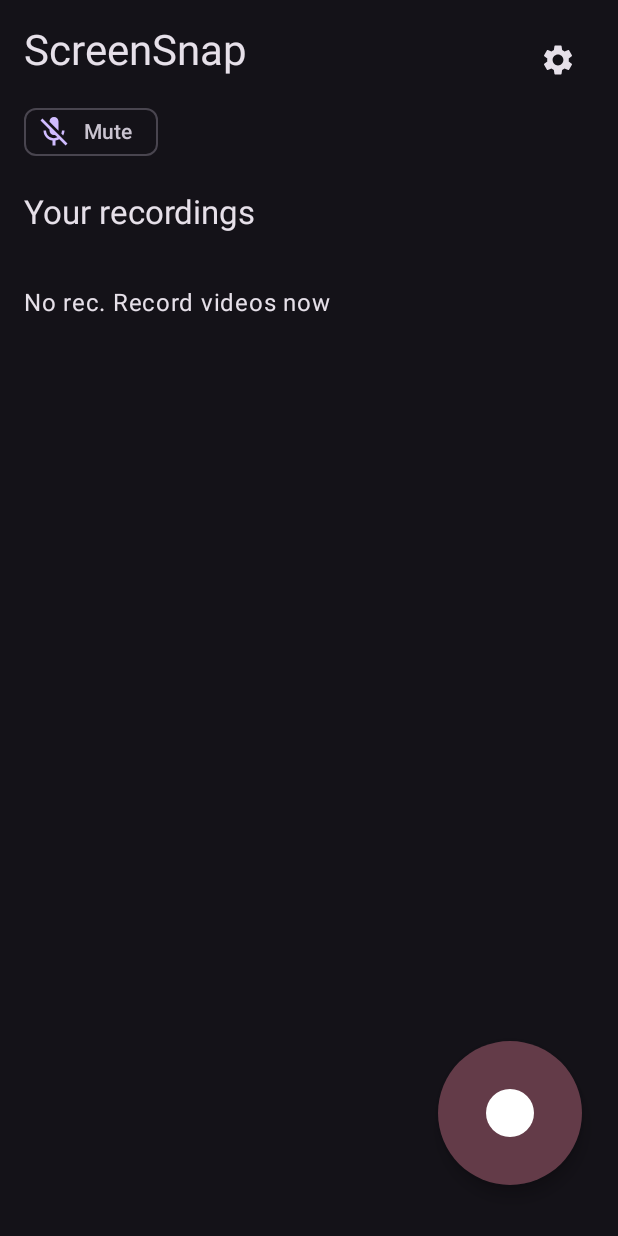
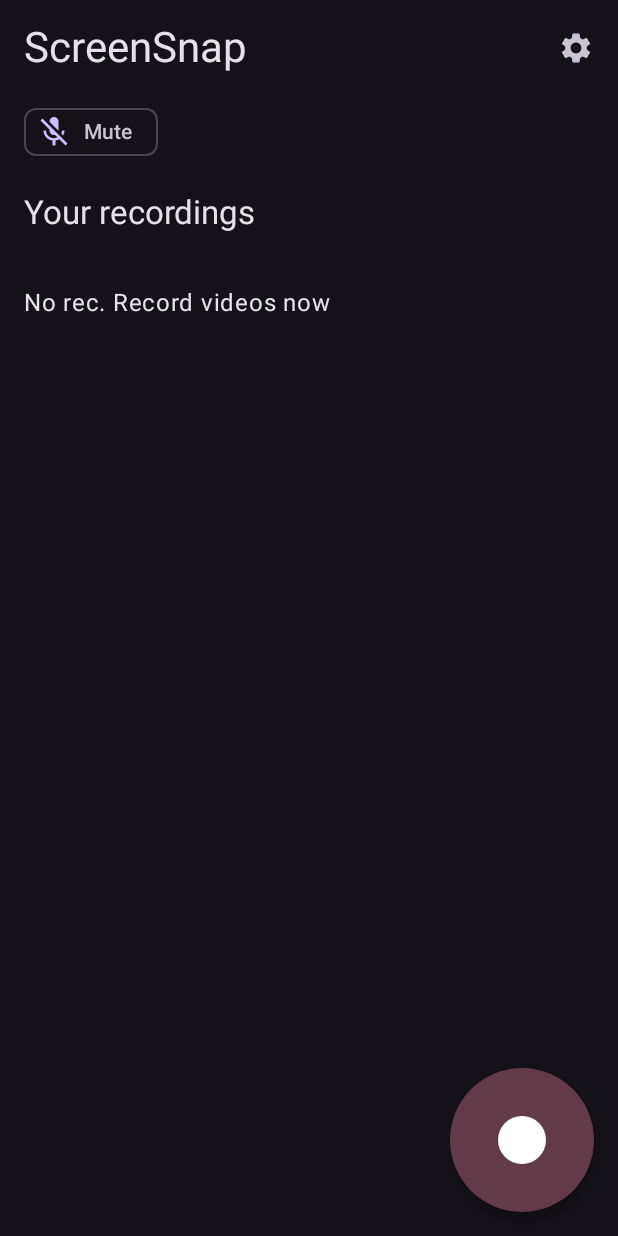
Before and after one commit to gargVader/ScreenSnap, an Android app built with Jetpack Compose: the screen it shows after launch (MainActivity), on a phone screen of 412 x 824 dp. Run offline under Robolectric (Android 15) with nearby library versions, the light colour scheme and no system bars; our stand-ins replace Dagger/Hilt's generated code.

Commit message:
saving progress

```diff
--- a/domain_navigation/src/main/java/com/screensnap/domain/navigation/SettingsScreenDestinations.kt
+++ b/domain_navigation/src/main/java/com/screensnap/domain/navigation/SettingsScreenDestinations.kt
@@ -1,5 +1,8 @@
 package com.screensnap.domain.navigation
 
 object SettingsScreenDestinations {
-    const val ROUTE = "settings"
+    const val ROUTE = "settings_route"
+
+    const val SETTINGS = "settings"
+    const val AUDIO_SETTINGS = "audio_settings"
 }
--- a/feature_home/src/main/java/com/screensnap/feature/home/HomeScreen.kt
+++ b/feature_home/src/main/java/com/screensnap/feature/home/HomeScreen.kt
@@ -1,5 +1,6 @@
 package com.screensnap.feature.home
 
+import android.annotation.SuppressLint
 import android.app.Activity
 import android.content.Context
 import android.widget.Toast
@@ -13,21 +14,30 @@
 import androidx.compose.foundation.layout.fillMaxWidth
 import androidx.compose.foundation.layout.padding
 import androidx.compose.foundation.lazy.LazyColumn
+import androidx.compose.material.icons.Icons
+import androidx.compose.material.icons.filled.Settings
+import androidx.compose.material3.ExperimentalMaterial3Api
+import androidx.compose.material3.Icon
+import androidx.compose.material3.IconButton
 import androidx.compose.material3.LinearProgressIndicator
+import androidx.compose.material3.MaterialTheme
+import androidx.compose.material3.Scaffold
+import androidx.compose.material3.Text
+import androidx.compose.material3.TopAppBar
 import androidx.compose.runtime.Composable
-import androidx.compose.ui.Alignment
 import androidx.compose.ui.Modifier
 import androidx.compose.ui.platform.LocalContext
 import androidx.compose.ui.unit.dp
 import androidx.hilt.navigation.compose.hiltViewModel
 import com.screensnap.feature.home.elements.HomeChips
-import com.screensnap.feature.home.elements.HomeHeader
 import com.screensnap.feature.home.elements.RecordFab
 import com.screensnap.feature.home.elements.YourRecordingsHeader
 import com.screensnap.feature.home.elements.recordingList
 
+@SuppressLint("UnusedMaterial3ScaffoldPaddingParameter")
+@OptIn(ExperimentalMaterial3Api::class)
 @Composable
-fun HomeScreen(
+internal fun HomeScreen(
     context: Context = LocalContext.current,
     onSettingsClick: () -> Unit,
     viewModel: HomeViewModel = hiltViewModel(),
@@ -56,12 +66,33 @@
         }
 
 
+    Scaffold(topBar = {
+        TopAppBar(title = {
+            Text(
+                text = "ScreenSnap",
+                style = MaterialTheme.typography.headlineMedium
+            )
+        }, actions = {
+            IconButton(onClick = onSettingsClick) {
+                Icon(Icons.Default.Settings, null)
+            }
+        })
+    },
+        floatingActionButton = {
+            RecordFab(isRecording = state.isRecording) {
+                if (state.isRecording) {
+                    viewModel.onEvent(HomeScreenEvents.OnStopRecord)
+                } else {
+                    mediaProjectionPermissionLauncher.launch(viewModel.getScreenCapturePermissionIntent())
+                }
+            }
+        }) { paddingValues ->
+        Box(modifier = Modifier.padding(paddingValues)) {
             Column(
                 modifier = Modifier
                     .fillMaxSize()
-            .padding(start = 16.dp, end = 16.dp, top = 16.dp)
+                    .padding(start = 16.dp, end = 16.dp)
             ) {
-        HomeHeader(onSettingsClick = onSettingsClick)
                 HomeChips(viewModel = viewModel, audioPermissionLauncher = audioPermissionLauncher)
                 YourRecordingsHeader()
                 if (state.isListRefreshing) {
@@ -75,15 +106,20 @@
                 }
 
             }
+        }
 
+//        Box(modifier = Modifier.fillMaxSize()) {
+//            RecordFab(
+//                modifier = Modifier.align(Alignment.BottomEnd),
+//                isRecording = state.isRecording
+//            ) {
+//                if (state.isRecording) {
+//                    viewModel.onEvent(HomeScreenEvents.OnStopRecord)
+//                } else {
+//                    mediaProjectionPermissionLauncher.launch(viewModel.getScreenCapturePermissionIntent())
+//                }
+//            }
+//        }
+    }
 
-    Box(modifier = Modifier.fillMaxSize()) {
-        RecordFab(modifier = Modifier.align(Alignment.BottomEnd), isRecording = state.isRecording) {
-            if (state.isRecording) {
-                viewModel.onEvent(HomeScreenEvents.OnStopRecord)
-            } else {
-                mediaProjectionPermissionLauncher.launch(viewModel.getScreenCapturePermissionIntent())
 }
-        }
-    }
-}
--- a/feature_home/src/main/java/com/screensnap/feature/home/elements/HomeHeader.kt
+++ /dev/null
@@ -1,25 +0,0 @@
-package com.screensnap.feature.home.elements
-
-import androidx.compose.foundation.layout.Arrangement
-import androidx.compose.foundation.layout.Row
-import androidx.compose.foundation.layout.fillMaxWidth
-import androidx.compose.material.icons.Icons
-import androidx.compose.material.icons.filled.Settings
-import androidx.compose.material3.Icon
-import androidx.compose.material3.IconButton
-import androidx.compose.material3.MaterialTheme
-import androidx.compose.material3.Text
-import androidx.compose.runtime.Composable
-import androidx.compose.ui.Modifier
-
-@Composable
-fun HomeHeader(
-    onSettingsClick: () -> Unit,
-) {
-    Row(modifier = Modifier.fillMaxWidth(), horizontalArrangement = Arrangement.SpaceBetween) {
-        Text(text = "ScreenSnap", style = MaterialTheme.typography.headlineMedium)
-        IconButton(onClick = onSettingsClick) {
-            Icon(Icons.Default.Settings, null)
-        }
-    }
-}
--- a/feature_home/src/main/java/com/screensnap/feature/home/elements/RecordFab.kt
+++ b/feature_home/src/main/java/com/screensnap/feature/home/elements/RecordFab.kt
@@ -21,7 +21,6 @@
     onClick: () -> Unit,
 ) {
     LargeFloatingActionButton(
-        modifier = modifier.padding(bottom = 34.dp, end = 24.dp, start = 24.dp),
         onClick = onClick,
         containerColor = MaterialTheme.colorScheme.tertiaryContainer,
         shape = CircleShape
--- /dev/null
+++ b/feature_settings/src/main/java/com/screensnap/feature/settings/SettingsScreenState.kt
@@ -0,0 +1,4 @@
+package com.screensnap.feature.settings
+
+class SettingsScreenState {
+}
--- /dev/null
+++ b/feature_settings/src/main/java/com/screensnap/feature/settings/SettingsScreenViewModel.kt
@@ -0,0 +1,4 @@
+package com.screensnap.feature.settings
+
+class SettingsScreenViewModel {
+}
--- /dev/null
+++ b/feature_settings/src/main/java/com/screensnap/feature/settings/audio_settings/AudioSettingsScreenState.kt
@@ -0,0 +1,4 @@
+package com.screensnap.feature.settings.audio_settings
+
+class AudioSettingsScreenState {
+}
--- /dev/null
+++ b/feature_settings/src/main/java/com/screensnap/feature/settings/audio_settings/AudioSettingsViewModel.kt
@@ -0,0 +1,4 @@
+package com.screensnap.feature.settings.audio_settings
+
+class AudioSettingsViewModel {
+}
--- a/feature_settings/src/main/java/com/screensnap/feature/settings/nav/SettingsScreenNavGraph.kt
+++ b/feature_settings/src/main/java/com/screensnap/feature/settings/nav/SettingsScreenNavGraph.kt
@@ -3,11 +3,32 @@
 import androidx.navigation.NavController
 import androidx.navigation.NavGraphBuilder
 import androidx.navigation.compose.composable
+import androidx.navigation.navigation
 import com.screensnap.domain.navigation.SettingsScreenDestinations
 import com.screensnap.feature.settings.SettingsScreen
+import com.screensnap.feature.settings.audio_settings.AudioSettingsScreen
+
+fun NavController.navigateToAudioSettingsScreen() {
+    navigate(SettingsScreenDestinations.AUDIO_SETTINGS)
+}
 
 fun NavGraphBuilder.settingsScreenNavGraph(navController: NavController) {
-    composable(route = SettingsScreenDestinations.ROUTE) {
-        SettingsScreen()
+
+    navigation(
+        route = SettingsScreenDestinations.ROUTE,
+        startDestination = SettingsScreenDestinations.SETTINGS
+    ) {
+        composable(route = SettingsScreenDestinations.SETTINGS) {
+            SettingsScreen(
+                onBackClick = navController::popBackStack,
+                onAudioSettingsClick = navController::navigateToAudioSettingsScreen
+            )
+        }
+
+        composable(route = SettingsScreenDestinations.AUDIO_SETTINGS) {
+            AudioSettingsScreen()
+        }
     }
+
+
 }
```
Also changed, not shown: feature_settings/src/main/java/com/screensnap/feature/settings/SettingsRow.kt (added, +52 -0 lines), feature_settings/src/main/java/com/screensnap/feature/settings/SettingsScreen.kt (+57 -1 lines), feature_settings/src/main/java/com/screensnap/feature/settings/VideoConfigurationSection.kt (added, +13 -0 lines), feature_settings/src/main/java/com/screensnap/feature/settings/audio_settings/AudioSettingsScreen.kt (added, +7 -0 lines). Lines whose indentation alone changed are shown as unchanged.
